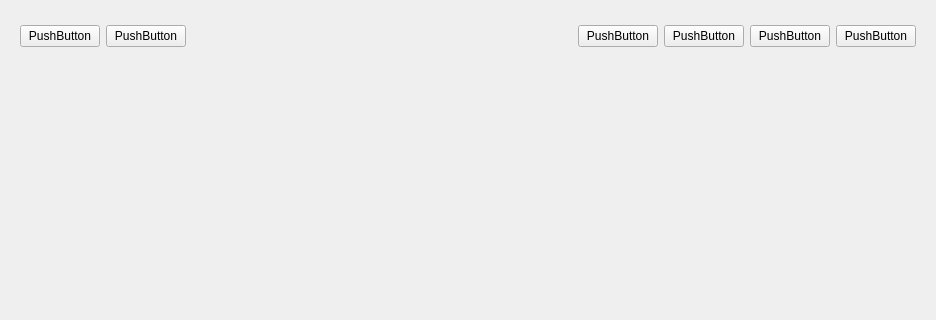
First picture: the form in MainForm/RealVideo/RealVideoBody/realvideobody.ui, repository happyxiaotao/video_pc_tmp, before the edit; both pictures show x 0 to 936 and y 0 to 320 of the 936 by 634 pixel window.
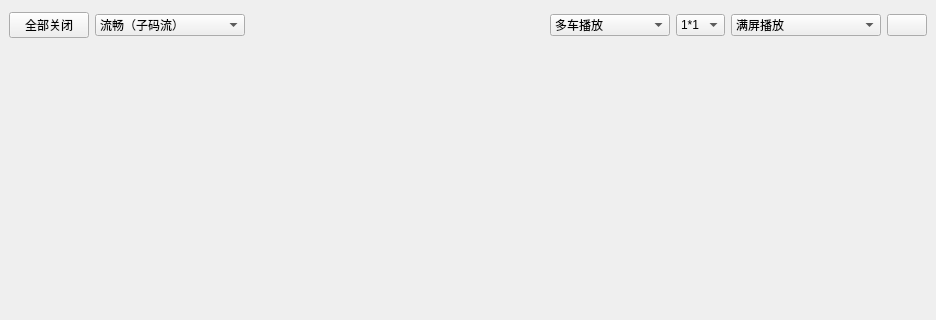
Second picture: the form after the edit. Icons and pictures are not drawn.

Diff of the .ui file:
```diff
--- a/MainForm/RealVideo/RealVideoBody/realvideobody.ui
+++ b/MainForm/RealVideo/RealVideoBody/realvideobody.ui
@@ -13,7 +13,22 @@
   <property name="windowTitle">
    <string>Form</string>
   </property>
-  <layout class="QGridLayout" name="gridLayout_realvideo_body">
+  <layout class="QGridLayout" name="gridLayout_realvideo_body" rowstretch="1,10">
+   <property name="leftMargin">
+    <number>0</number>
+   </property>
+   <property name="topMargin">
+    <number>0</number>
+   </property>
+   <property name="rightMargin">
+    <number>0</number>
+   </property>
+   <property name="bottomMargin">
+    <number>0</number>
+   </property>
+   <property name="spacing">
+    <number>0</number>
+   </property>
    <item row="0" column="0">
     <widget class="QWidget" name="widget_control" native="true">
      <property name="minimumSize">
@@ -29,18 +44,48 @@
       </size>
      </property>
      <layout class="QGridLayout" name="gridLayout_realvideo_control">
-      <item row="0" column="0">
-       <widget class="QPushButton" name="pushButton">
-        <property name="text">
-         <string>PushButton</string>
+      <item row="0" column="3">
+       <widget class="QComboBox" name="comboBox_2">
+        <property name="minimumSize">
+         <size>
+          <width>120</width>
+          <height>0</height>
+         </size>
         </property>
+        <item>
+         <property name="text">
+          <string>多车播放</string>
+         </property>
+        </item>
+        <item>
+         <property name="text">
+          <string>单车播放</string>
+         </property>
+        </item>
        </widget>
       </item>
-      <item row="0" column="1">
-       <widget class="QPushButton" name="pushButton_2">
-        <property name="text">
-         <string>PushButton</string>
-        </property>
+      <item row="0" column="4">
+       <widget class="QComboBox" name="comboBox_3">
+        <item>
+         <property name="text">
+          <string>1*1</string>
+         </property>
+        </item>
+        <item>
+         <property name="text">
+          <string>2*2</string>
+         </property>
+        </item>
+        <item>
+         <property name="text">
+          <string>3*3</string>
+         </property>
+        </item>
+        <item>
+         <property name="text">
+          <string>4*4</string>
+         </property>
+        </item>
        </widget>
       </item>
       <item row="0" column="2">
@@ -56,44 +101,99 @@
         </property>
        </spacer>
       </item>
-      <item row="0" column="3">
-       <widget class="QPushButton" name="pushButton_3">
-        <property name="text">
-         <string>PushButton</string>
-        </property>
-       </widget>
-      </item>
-      <item row="0" column="4">
-       <widget class="QPushButton" name="pushButton_4">
-        <property name="text">
-         <string>PushButton</string>
-        </property>
-       </widget>
-      </item>
-      <item row="0" column="5">
-       <widget class="QPushButton" name="pushButton_5">
-        <property name="text">
-         <string>PushButton</string>
-        </property>
-       </widget>
-      </item>
       <item row="0" column="6">
        <widget class="QPushButton" name="pushButton_6">
         <property name="text">
-         <string>PushButton</string>
+         <string/>
         </property>
+        <property name="icon">
+         <iconset>
+          <normaloff>../../../resource/real_video_body_full_screen.png</normaloff>../../../resource/real_video_body_full_screen.png</iconset>
+        </property>
+       </widget>
+      </item>
+      <item row="0" column="0">
+       <widget class="QPushButton" name="pushButton_all_close">
+        <property name="text">
+         <string>全部关闭</string>
+        </property>
+       </widget>
+      </item>
+      <item row="0" column="1">
+       <widget class="QComboBox" name="comboBox">
+        <property name="minimumSize">
+         <size>
+          <width>150</width>
+          <height>0</height>
+         </size>
+        </property>
+        <item>
+         <property name="text">
+          <string>流畅（子码流）</string>
+         </property>
+        </item>
+        <item>
+         <property name="text">
+          <string>流畅（主码流）</string>
+         </property>
+        </item>
+       </widget>
+      </item>
+      <item row="0" column="5">
+       <widget class="QComboBox" name="comboBox_4">
+        <property name="minimumSize">
+         <size>
+          <width>150</width>
+          <height>0</height>
+         </size>
+        </property>
+        <item>
+         <property name="text">
+          <string>满屏播放</string>
+         </property>
+        </item>
+        <item>
+         <property name="text">
+          <string>2:1显示</string>
+         </property>
+        </item>
+        <item>
+         <property name="text">
+          <string>16:9显示</string>
+         </property>
+        </item>
+        <item>
+         <property name="text">
+          <string>4:3显示</string>
+         </property>
+        </item>
+        <item>
+         <property name="text">
+          <string>1:1显示</string>
+         </property>
+        </item>
+        <item>
+         <property name="text">
+          <string>3:4显示</string>
+         </property>
+        </item>
+        <item>
+         <property name="text">
+          <string>1:2显示</string>
+         </property>
+        </item>
+        <item>
+         <property name="text">
+          <string>9:16显示</string>
+         </property>
+        </item>
        </widget>
       </item>
      </layout>
     </widget>
    </item>
    <item row="1" column="0">
-    <widget class="QWidget" name="gridWidget" native="true">
-     <property name="styleSheet">
-      <string notr="true"/>
-     </property>
-     <layout class="QGridLayout" name="gridLayout_videos"/>
-    </widget>
+    <widget class="QWidget" name="widget_real_video_body" native="true"/>
    </item>
   </layout>
  </widget>
```
Left out of the diff: 2 changed lines with no effect on the pictures.
